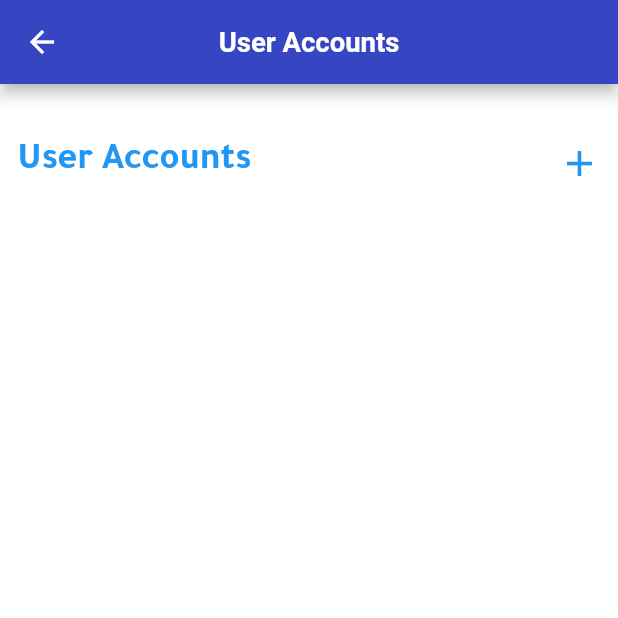
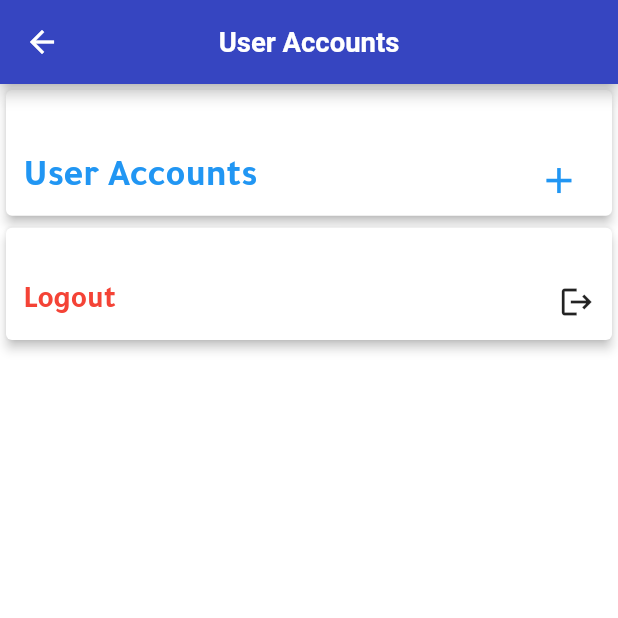
Before and after one commit to BFS-MobileApp/land_lord_statistics, a Flutter app: the UserAccountsScreen screen opened by its route, on a phone screen of 412 x 824 dp, the top half of it. Run offline on Flutter 3.47's test engine with Material 2 defaults, Android fonts, the light colour scheme and no system bars; our stand-ins replace bloc, dartz, dio, equatable, flutter_bloc, flutter_colorpicker and 8 more; accounts and stored records are empty.

```diff
--- a/lib/config/arguments/routes_arguments.dart
+++ b/lib/config/arguments/routes_arguments.dart
@@ -11,3 +11,8 @@ class StatisticDetailsRoutesArguments extends RoutesArgument{
   StatisticDetailsRoutesArguments({required this.uniqueId , required this.companyName , required this.buildingName , required this.date});
 
 }
+
+class LoginRoutesArguments extends RoutesArgument{
+  final bool addOtherMail;
+  LoginRoutesArguments({required this.addOtherMail});
+}
--- a/lib/config/routes/app_routes.dart
+++ b/lib/config/routes/app_routes.dart
@@ -26,7 +26,8 @@ class AppRoutes{
         });
       case Routes.loginRoutes:
         return MaterialPageRoute(builder: (context) {
-          return const LoginScreen();
+          final args = routeSettings.arguments as LoginRoutesArguments;
+          return LoginScreen(addOtherMail: args.addOtherMail,);
         });
       case Routes.statisticRoutes:
         return MaterialPageRoute(builder: (context) {
--- a/lib/core/utils/local_strings.dart
+++ b/lib/core/utils/local_strings.dart
@@ -30,7 +30,8 @@ class LocalStrings extends Translations {
       "chartWidgetPhase":"الرسوم البيانية للإحصاء",
       "landlordStatistics":"إحصائيات الملاك",
       "count":"العدد",
-      "userAccounts":"حسابات العميل"
+      "userAccounts":"حسابات العميل",
+      "logout":"تسجيل خروج"
     },
     'en_US': {
       "appName":"Claimizer",
@@ -59,7 +60,8 @@ class LocalStrings extends Translations {
       "chartWidgetPhase":"Charts For Statistics",
       "landlordStatistics":"Landlord Statistics",
       "count":"Count",
-      "userAccounts":"User Accounts"
+      "userAccounts":"User Accounts",
+      "logout":"Logout"
     },
   };
 }
--- a/lib/feature/login/data/datasources/login_remote_data_source_impl.dart
+++ b/lib/feature/login/data/datasources/login_remote_data_source_impl.dart
@@ -11,6 +11,7 @@ class LoginRemoteDataSourceImpl extends LoginRemoteDataSource {
   ApiConsumer consumer;
 
   LoginRemoteDataSourceImpl({required this.consumer});
+
   @override
   Future<LoginModel> login(String email , String password) async{
     final body = {
@@ -33,6 +34,7 @@ class LoginRemoteDataSourceImpl extends LoginRemoteDataSource {
       active: true,
     );
     databaseHelper.insertUser(user);
+    databaseHelper.activateUser(email);
     preferences.setString(AppStrings.token, model.data.token);
     preferences.setString(AppStrings.userName, model.data.name);
   }
--- a/lib/feature/splash/presentation/screen/splash_screen.dart
+++ b/lib/feature/splash/presentation/screen/splash_screen.dart
@@ -1,4 +1,5 @@
 import 'dart:async';
+import 'package:claimizer/config/arguments/routes_arguments.dart';
 import 'package:claimizer/config/routes/app_routes.dart';
 import 'package:claimizer/core/utils/app_strings.dart';
 import 'package:claimizer/core/utils/assets_manager.dart';
@@ -28,7 +29,7 @@ class _SplashScreenState extends State<SplashScreen> {
       // ignore: use_build_context_synchronously
       Navigator.pushReplacementNamed(context, Routes.statisticRoutes);
     } else {
-      Navigator.pushReplacementNamed(context, Routes.loginRoutes);
+      Navigator.pushReplacementNamed(context, Routes.loginRoutes , arguments: LoginRoutesArguments(addOtherMail: false));
     }
   }
 
--- a/lib/feature/useraccounts/data/datasources/useraccounts_remote_data_source_impl.dart
+++ b/lib/feature/useraccounts/data/datasources/useraccounts_remote_data_source_impl.dart
@@ -9,9 +9,7 @@ class UserAccountsLocalDataSourceImpl extends UserAccountsLocalDataSource {
 
   @override
   Future<List<UserModel>> getUsersAccountsList() async{
-    print('here');
     final users = await dbhelper.getUsers();
-    print('here');
     for (var user in users) {
       print('User: ${user.name}, Email: ${user.email}, Active: ${user.active}');
     }
--- a/lib/feature/useraccounts/presentation/screen/user_account_screen.dart
+++ b/lib/feature/useraccounts/presentation/screen/user_account_screen.dart
@@ -1,10 +1,15 @@
-import 'package:claimizer/core/utils/app_colors.dart';
+import 'package:claimizer/config/PrefHelper/dbhelper.dart';
+import 'package:claimizer/config/arguments/routes_arguments.dart';
+import 'package:claimizer/config/routes/app_routes.dart';
+import 'package:claimizer/core/utils/app_strings.dart';
 import 'package:claimizer/feature/useraccounts/presentation/cubit/user_accounts_cubit.dart';
 import 'package:claimizer/feature/useraccounts/presentation/widget/user_accounts_item.dart';
+import 'package:claimizer/widgets/alert_dilog_widget.dart';
 import 'package:flutter/material.dart';
 import 'package:flutter_bloc/flutter_bloc.dart';
 import 'package:flutter_screenutil/flutter_screenutil.dart';
 import 'package:get/get.dart';
+import 'package:shared_preferences/shared_preferences.dart';
 
 class UserAccountsScreen extends StatefulWidget {
   const UserAccountsScreen({super.key});
@@ -23,6 +28,26 @@ class _UserAccountsScreenState extends State<UserAccountsScreen> {
     super.initState();
     getAccounts();
   }
+
+  callLogoutDialog(){
+    Future.delayed(const Duration(milliseconds: 500), () {
+      AlertDialogWidget dialogWidget = AlertDialogWidget(title: 'logOutPhase'.tr, yesOnTap: (){
+        deleteUserData();
+        Navigator.of(context)
+            .pushNamedAndRemoveUntil(Routes.loginRoutes,arguments: LoginRoutesArguments(addOtherMail: false), (Route<dynamic> route) => false);
+      }, context: context);
+      dialogWidget.logOutDialog();
+    });
+  }
+
+  deleteUserData() async{
+    final SharedPreferences preferences = await SharedPreferences.getInstance();
+    final databaseHelper = DatabaseHelper.instance;
+    databaseHelper.deleteAllActiveUsers();
+    preferences.remove(AppStrings.token);
+    preferences.remove(AppStrings.userName);
+  }
+
   Widget userAccountsWidgets(){
     return BlocBuilder<UserAccountsCubit, UserAccountsState>(
         builder: ((context, state) {
@@ -52,7 +77,10 @@ class _UserAccountsScreenState extends State<UserAccountsScreen> {
       ),
       body: ListView(
         children: [
-          Container(
+          Card(
+            elevation: 3,
+            child: Container(
+              constraints: BoxConstraints(maxWidth: MediaQuery.of(context).size.height/2),
               margin: EdgeInsets.only(right: ScreenUtil().setWidth(10) ,left: ScreenUtil().setWidth(10), top: ScreenUtil().setHeight(30)),
               child: Column(
                 children: [
@@ -60,13 +88,35 @@ class _UserAccountsScreenState extends State<UserAccountsScreen> {
                     mainAxisAlignment: MainAxisAlignment.spaceBetween,
                     children: [
                       Text('userAccounts'.tr , style: const TextStyle(color: Colors.blue , ),),
-                    Icon(Icons.add , size:  25.sp, color: Colors.blue,)
+                      IconButton(
+                        onPressed: ()=>Navigator.pushReplacementNamed(context, Routes.loginRoutes , arguments: LoginRoutesArguments(addOtherMail: true)),
+                        icon: const Icon(Icons.add),
+                        iconSize: 25.sp,
+                        color: Colors.blue,
+                      )
                     ],
                   ),
                   userAccountsWidgets()
                 ],
               ),
             ),
+          ),
+          Card(
+            elevation: 3,
+            child: Container(
+              margin: EdgeInsets.only(bottom: ScreenUtil().setHeight(10) , right: ScreenUtil().setWidth(10) ,left: ScreenUtil().setWidth(10), top: ScreenUtil().setHeight(30)),
+              child: InkWell(
+                onTap: ()=>callLogoutDialog(),
+                child: Row(
+                  mainAxisAlignment: MainAxisAlignment.spaceBetween,
+                  children: [
+                    Text('logout'.tr , style: TextStyle(fontSize: 18.sp , color: Colors.red),),
+                    const Icon(Icons.logout)
+                  ],
+                ),
+              ),
+            ),
+          )
         ],
       ),
     );
--- a/lib/feature/useraccounts/presentation/widget/user_accounts_item.dart
+++ b/lib/feature/useraccounts/presentation/widget/user_accounts_item.dart
@@ -17,7 +17,8 @@ class UserAccountItem extends StatelessWidget {
           mainAxisAlignment: MainAxisAlignment.spaceBetween,
           children: [
             Text(email , style: TextStyle(fontWeight: FontWeight.w600 , fontSize: 16.sp),),
-            isActive ? Icon(Icons.check , size: 25.sp , color: AppColors.black,) : const SizedBox()
+            SizedBox(height: ScreenUtil().setHeight(8),),
+            isActive ? Icon(Icons.check , size: 25.sp , color: AppColors.black,) : Icon(Icons.circle_outlined , size: 20.sp , color: AppColors.black,)
           ],
         ),
       ),
```
Also changed, not shown: lib/config/PrefHelper/dbhelper.dart (+21 -2 lines), lib/feature/login/presentation/screen/login_screen.dart (+8 -2 lines), lib/feature/statistics/presentation/screen/statistic_screen.dart (+0 -17 lines). Lines whose indentation alone changed are shown as unchanged.
